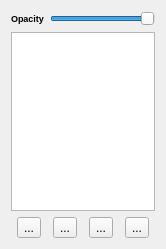
The window that oat/views/ui/ui_scene_tab.ui (Oli4/oat) describes before a commit, drawn with Qt 5.
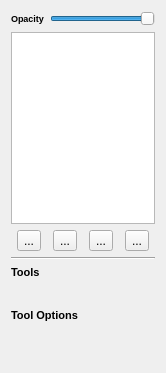
The same window after the commit. Icons and pictures are not drawn.

Commit message: Many changes; Added Help and tooltips; NIR upload; Spline Tool improvements; Shortcuts; Linked Scene Tabs; Type specific default tool;

```diff
--- a/oat/views/ui/ui_scene_tab.ui
+++ b/oat/views/ui/ui_scene_tab.ui
@@ -7,7 +7,7 @@
     <x>0</x>
     <y>0</y>
     <width>166</width>
-    <height>249</height>
+    <height>373</height>
    </rect>
   </property>
   <property name="windowTitle">
@@ -139,6 +139,105 @@
      </item>
     </layout>
    </item>
+   <item>
+    <widget class="Line" name="line">
+     <property name="orientation">
+      <enum>Qt::Horizontal</enum>
+     </property>
+    </widget>
+   </item>
+   <item>
+    <widget class="QWidget" name="toolboxWidget" native="true">
+     <property name="sizePolicy">
+      <sizepolicy hsizetype="Expanding" vsizetype="MinimumExpanding">
+       <horstretch>100</horstretch>
+       <verstretch>0</verstretch>
+      </sizepolicy>
+     </property>
+     <layout class="QVBoxLayout" name="verticalLayout_7">
+      <property name="leftMargin">
+       <number>0</number>
+      </property>
+      <property name="topMargin">
+       <number>0</number>
+      </property>
+      <property name="rightMargin">
+       <number>0</number>
+      </property>
+      <property name="bottomMargin">
+       <number>0</number>
+      </property>
+      <item>
+       <widget class="QLabel" name="toolsLabel">
+        <property name="minimumSize">
+         <size>
+          <width>0</width>
+          <height>0</height>
+         </size>
+        </property>
+        <property name="font">
+         <font>
+          <pointsize>8</pointsize>
+          <weight>75</weight>
+          <bold>true</bold>
+         </font>
+        </property>
+        <property name="text">
+         <string>Tools</string>
+        </property>
+        <property name="alignment">
+         <set>Qt::AlignLeading|Qt::AlignLeft|Qt::AlignVCenter</set>
+        </property>
+       </widget>
+      </item>
+      <item>
+       <widget class="QWidget" name="toolsWidget" native="true">
+        <property name="sizePolicy">
+         <sizepolicy hsizetype="Expanding" vsizetype="Maximum">
+          <horstretch>0</horstretch>
+          <verstretch>0</verstretch>
+         </sizepolicy>
+        </property>
+        <layout class="QGridLayout" name="gridLayout"/>
+       </widget>
+      </item>
+      <item>
+       <widget class="QLabel" name="optionsLabel">
+        <property name="minimumSize">
+         <size>
+          <width>0</width>
+          <height>0</height>
+         </size>
+        </property>
+        <property name="font">
+         <font>
+          <pointsize>8</pointsize>
+          <weight>75</weight>
+          <bold>true</bold>
+         </font>
+        </property>
+        <property name="text">
+         <string>Tool Options</string>
+        </property>
+        <property name="alignment">
+         <set>Qt::AlignLeading|Qt::AlignLeft|Qt::AlignVCenter</set>
+        </property>
+       </widget>
+      </item>
+      <item>
+       <widget class="QWidget" name="optionsWidget" native="true">
+        <property name="sizePolicy">
+         <sizepolicy hsizetype="Expanding" vsizetype="MinimumExpanding">
+          <horstretch>0</horstretch>
+          <verstretch>1</verstretch>
+         </sizepolicy>
+        </property>
+        <layout class="QVBoxLayout" name="verticalLayout_2"/>
+       </widget>
+      </item>
+     </layout>
+    </widget>
+   </item>
   </layout>
  </widget>
  <resources>
```
Left out of the diff: 15 changed lines with no effect on the pictures. The commit also changes 34 other files.
